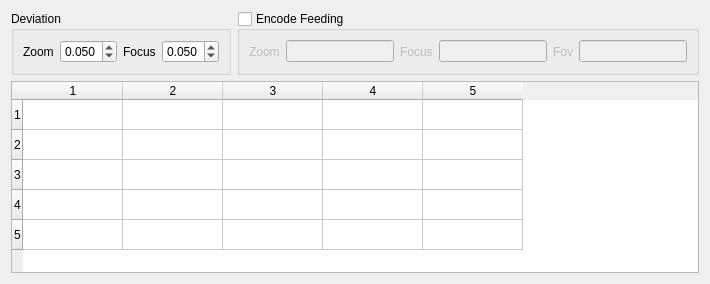
Before: the Qt Designer form src/Lens/LensWidget.ui in diegomazala/NCam, drawn with Qt 5.
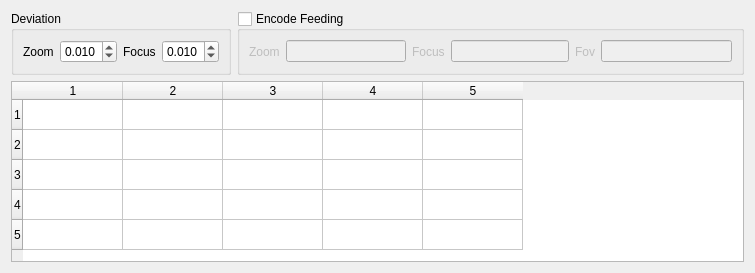
After: the same form once the commit is applied.

```diff
--- a/src/Lens/LensWidget.ui
+++ b/src/Lens/LensWidget.ui
@@ -2,6 +2,14 @@
 <ui version="4.0">
  <class>LensWidget</class>
  <widget class="QWidget" name="LensWidget">
+  <property name="geometry">
+   <rect>
+    <x>0</x>
+    <y>0</y>
+    <width>755</width>
+    <height>273</height>
+   </rect>
+  </property>
   <property name="minimumSize">
    <size>
     <width>535</width>
@@ -47,7 +55,7 @@
              <double>0.010000000000000</double>
             </property>
             <property name="value">
-             <double>0.050000000000000</double>
+             <double>0.010000000000000</double>
             </property>
            </widget>
           </item>
@@ -77,7 +85,7 @@
              <double>0.010000000000000</double>
             </property>
             <property name="value">
-             <double>0.050000000000000</double>
+             <double>0.010000000000000</double>
             </property>
            </widget>
           </item>
```
